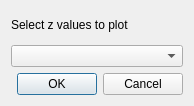
Old version of the form iintgui/ui/zvalueselect.ui in the repository syncope/iint-gui.
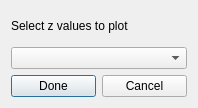
New version of the form.

Commit message: + current version of setting the z value in the profile plot ++ works for the observable/intensity; but column names cannot be chosen directly ---> needs more thought

```diff
--- a/iintgui/ui/zvalueselect.ui
+++ b/iintgui/ui/zvalueselect.ui
@@ -6,8 +6,8 @@
    <rect>
     <x>0</x>
     <y>0</y>
-    <width>194</width>
-    <height>106</height>
+    <width>198</width>
+    <height>108</height>
    </rect>
   </property>
   <property name="windowTitle">
@@ -24,20 +24,31 @@
       </widget>
      </item>
      <item>
-      <widget class="QComboBox" name="comboBox"/>
+      <widget class="QComboBox" name="columnNamesCB"/>
+     </item>
+     <item>
+      <layout class="QHBoxLayout" name="horizontalLayout">
+       <item>
+        <widget class="QPushButton" name="okButton">
+         <property name="text">
+          <string>Done</string>
+         </property>
+         <property name="default">
+          <bool>true</bool>
+         </property>
+        </widget>
+       </item>
+       <item>
+        <widget class="QPushButton" name="cancelButton">
+         <property name="text">
+          <string>Cancel</string>
+         </property>
+        </widget>
+       </item>
+      </layout>
      </item>
     </layout>
    </item>
-   <item row="1" column="0">
-    <widget class="QDialogButtonBox" name="buttonBox">
-     <property name="orientation">
-      <enum>Qt::Horizontal</enum>
-     </property>
-     <property name="standardButtons">
-      <set>QDialogButtonBox::Cancel|QDialogButtonBox::Ok</set>
-     </property>
-    </widget>
-   </item>
   </layout>
  </widget>
  <resources/>
```
Left out of the diff: 35 changed lines with no effect on the pictures. The commit also changes 3 other files.
